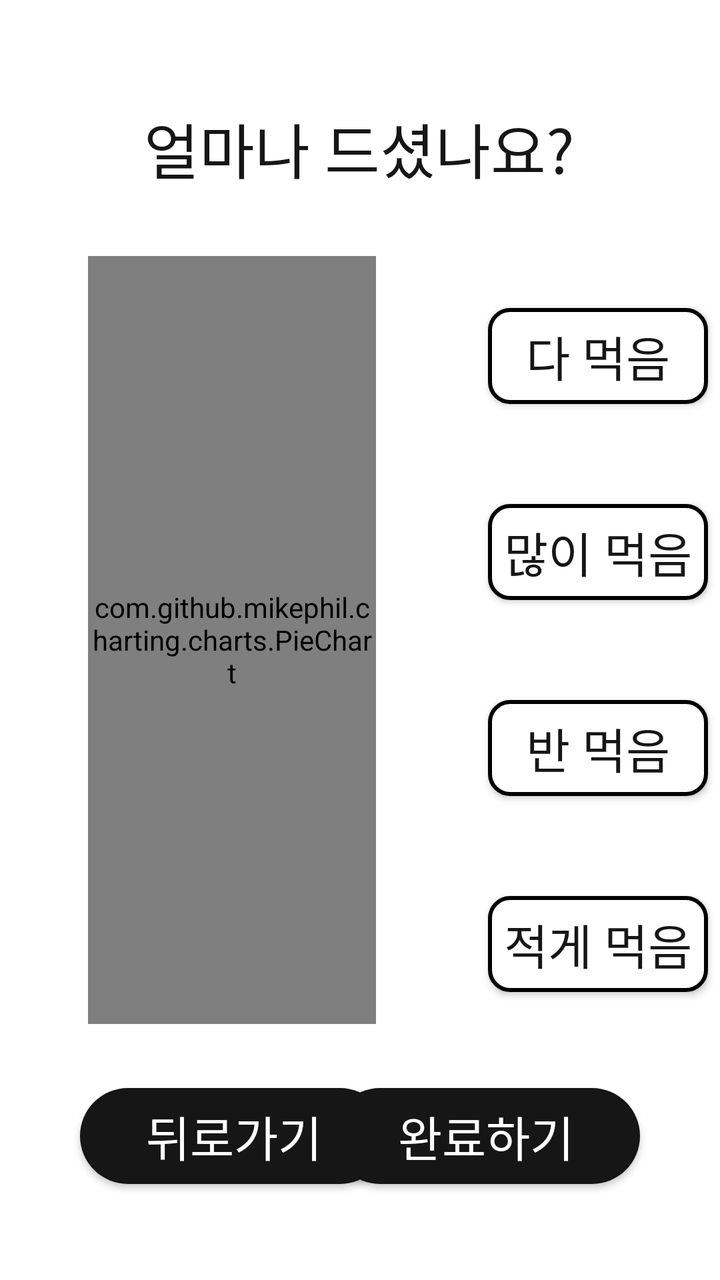
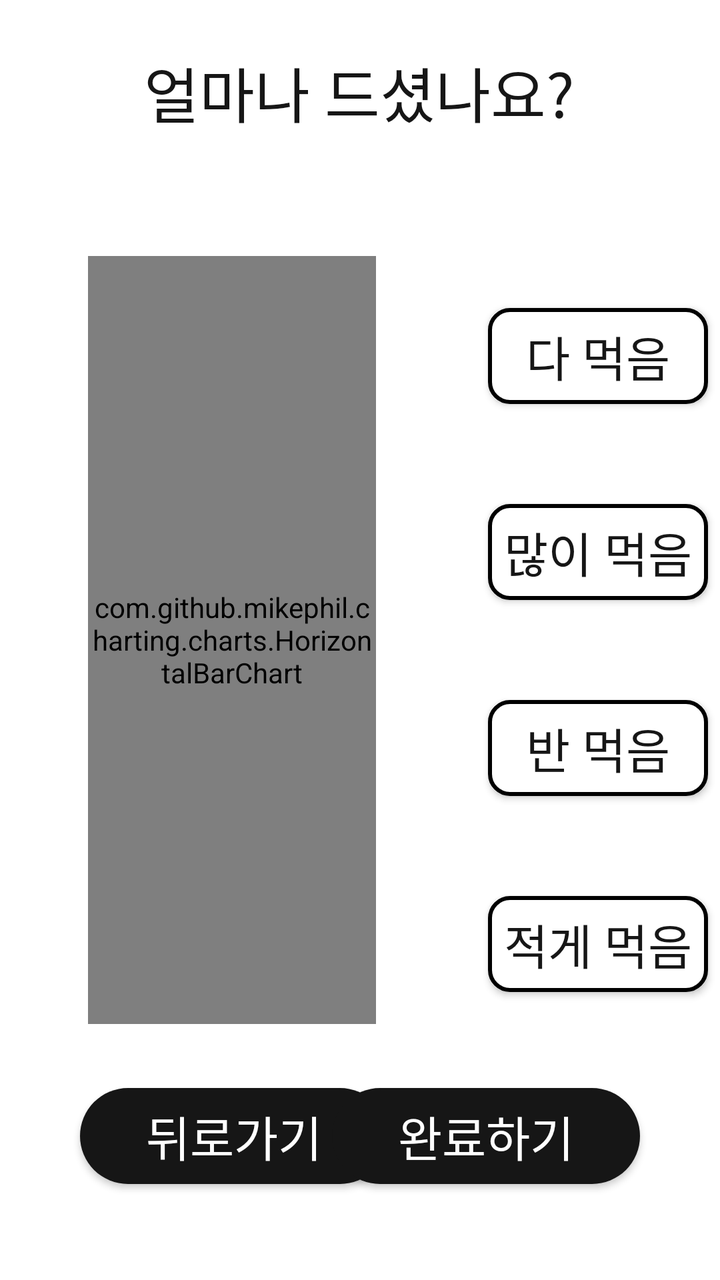

Compare the two renders of this Android layout. The source of the first and the diff that turns it into the second are given below.
<!-- AndroidManifest.xml: application theme Theme.BeYourEyes -->
<!-- res/layout/activity_food_info_intake.xml -->
<?xml version="1.0" encoding="utf-8"?>

<androidx.constraintlayout.widget.ConstraintLayout
    xmlns:android="http://schemas.android.com/apk/res/android"
    xmlns:app="http://schemas.android.com/apk/res-auto"
    xmlns:tools="http://schemas.android.com/tools"
    android:layout_width="match_parent"
    android:layout_height="match_parent">

    <com.github.mikephil.charting.charts.PieChart
        android:id="@+id/pieChartScanSuccess2"
        android:layout_width="0dp"
        android:layout_height="0dp"
        android:layout_marginStart="44dp"
        app:layout_constraintBottom_toBottomOf="parent"
        app:layout_constraintHeight_percent="0.6"
        app:layout_constraintStart_toStartOf="parent"
        app:layout_constraintTop_toTopOf="parent"
        app:layout_constraintWidth_percent="0.4" />

    <androidx.appcompat.widget.AppCompatButton
        android:id="@+id/button1"
        android:layout_width="110dp"
        android:layout_height="wrap_content"
        android:layout_marginStart="56dp"
        android:layout_marginTop="10dp"
        android:text="다 먹음"
        android:background="@drawable/button_default"
        android:textColor="@color/black"
        style="@style/title3"
        app:layout_constraintBottom_toTopOf="@id/button2"
        app:layout_constraintStart_toEndOf="@id/pieChartScanSuccess2"
        app:layout_constraintTop_toTopOf="@id/pieChartScanSuccess2"
        app:layout_constraintVertical_chainStyle="packed" />

    <androidx.appcompat.widget.AppCompatButton
        android:id="@+id/button2"
        android:layout_width="110dp"
        android:layout_height="wrap_content"
        android:layout_marginStart="56dp"
        android:text="많이 먹음"
        android:background="@drawable/button_default"
        android:textColor="@color/black"
        style="@style/title3"
        android:layout_marginTop="50dp"
        app:layout_constraintBottom_toTopOf="@id/button3"
        app:layout_constraintStart_toEndOf="@id/pieChartScanSuccess2"
        app:layout_constraintTop_toBottomOf="@id/button1"
        app:layout_constraintVertical_chainStyle="packed" />


    <androidx.appcompat.widget.AppCompatButton
        android:id="@+id/button3"
        android:layout_width="110dp"
        android:layout_height="wrap_content"
        android:layout_marginStart="56dp"
        android:text="반 먹음"
        android:layout_marginTop="50dp"
        android:background="@drawable/button_default"
        android:textColor="@color/black"
        style="@style/title3"
        app:layout_constraintBottom_toTopOf="@id/button4"
        app:layout_constraintStart_toEndOf="@id/pieChartScanSuccess2"
        app:layout_constraintTop_toBottomOf="@id/button2"
        app:layout_constraintVertical_chainStyle="packed" />

    <androidx.appcompat.widget.AppCompatButton
        android:id="@+id/button4"
        android:layout_width="110dp"
        android:layout_height="wrap_content"
        android:layout_marginStart="56dp"
        android:text="적게 먹음"
        android:background="@drawable/button_default"
        android:textColor="@color/black"
        style="@style/title3"
        android:layout_marginTop="50dp"
        app:layout_constraintBottom_toBottomOf="@id/pieChartScanSuccess2"
        app:layout_constraintStart_toEndOf="@id/pieChartScanSuccess2"
        app:layout_constraintTop_toBottomOf="@id/button3"
        app:layout_constraintVertical_chainStyle="packed" />

    <androidx.appcompat.widget.AppCompatButton
        android:id="@+id/button16"
        android:layout_width="154sp"
        android:layout_height="wrap_content"
        android:layout_marginStart="40dp"
        android:layout_marginBottom="48dp"
        android:text="뒤로가기"
        android:background="@drawable/button_black"
        android:textColor="@color/white"
        style="@style/title3"
        app:layout_constraintBottom_toBottomOf="parent"
        app:layout_constraintEnd_toStartOf="@+id/button17"
        app:layout_constraintHorizontal_bias="0.0"
        app:layout_constraintStart_toStartOf="parent" />

    <androidx.appcompat.widget.AppCompatButton
        android:id="@+id/button17"
        android:layout_width="154sp"
        android:layout_height="wrap_content"
        android:layout_marginEnd="40dp"
        android:layout_marginBottom="48dp"
        android:text="완료하기"
        android:background="@drawable/button_black"
        android:textColor="@color/white"
        style="@style/title3"
        app:layout_constraintBottom_toBottomOf="parent"
        app:layout_constraintEnd_toEndOf="parent" />

    <TextView
        android:id="@+id/textView3"
        android:layout_width="wrap_content"
        android:layout_height="wrap_content"
        android:layout_marginTop="52dp"
        android:text="얼마나 드셨나요?"
        style="@style/title2"
        android:textColor="@color/black"
        app:layout_constraintEnd_toEndOf="parent"
        app:layout_constraintHorizontal_bias="0.498"
        app:layout_constraintStart_toStartOf="parent"
        app:layout_constraintTop_toTopOf="parent" />


</androidx.constraintlayout.widget.ConstraintLayout>
<!-- resources referenced by this layout -->
<resources>
  <color name="black">#FF161616</color>
  <color name="white">#FFFFFFFF</color>
  <!-- drawable button_black (drawable) -->
  <?xml version="1.0" encoding="utf-8"?>
  <shape xmlns:android="http://schemas.android.com/apk/res/android"
      android:shape="rectangle">
      <solid android:color="@color/black" />
      <corners android:radius="30dp" />
  
  </shape>
  <!-- drawable button_default (drawable) -->
  <?xml version="1.0" encoding="utf-8"?>
  <shape xmlns:android="http://schemas.android.com/apk/res/android"
      android:shape="rectangle">
      <solid android:color="@color/white" />
      <stroke android:width="2sp" />
      <corners android:radius="10dp" />
  
  </shape>
  <style name="title2">
          <item name="android:fontFamily">@font/pretendard700</item>
          <item name="android:textSize">30sp</item>
      </style>
  <style name="title3">
          <item name="android:fontFamily">@font/pretendard600</item>
          <item name="android:textSize">24sp</item>
      </style>
  <style name="Theme.BeYourEyes" parent="Theme.MaterialComponents.DayNight.DarkActionBar">
          
          <item name="colorPrimary">@color/purple_500</item>
          <item name="colorPrimaryVariant">@color/purple_700</item>
          <item name="colorOnPrimary">@color/white</item>
          
          <item name="colorSecondary">@color/teal_200</item>
          <item name="colorSecondaryVariant">@color/teal_700</item>
          <item name="colorOnSecondary">@color/black</item>
          
          <item name="android:statusBarColor">?attr/colorPrimaryVariant</item>
          
  
          
          <item name="windowNoTitle">true</item>
          
          <item name="android:windowFullscreen">true</item>
      </style>
  <color name="purple_500">#FF6200EE</color>
  <color name="purple_700">#FF3700B3</color>
  <color name="teal_200">#FF03DAC5</color>
  <color name="teal_700">#FF018786</color>
</resources>

<!-- the commit's change to res/layout/activity_food_info_intake.xml (unified diff, before → after) -->
@@ -5,10 +5,11 @@
     xmlns:app="http://schemas.android.com/apk/res-auto"
     xmlns:tools="http://schemas.android.com/tools"
     android:layout_width="match_parent"
-    android:layout_height="match_parent">
+    android:layout_height="match_parent"
+    android:background="@drawable/alert_dialog_shape">
 
-    <com.github.mikephil.charting.charts.PieChart
-        android:id="@+id/pieChartScanSuccess2"
+    <com.github.mikephil.charting.charts.HorizontalBarChart
+        android:id="@+id/horizontalChartIntake"
         android:layout_width="0dp"
         android:layout_height="0dp"
         android:layout_marginStart="44dp"
@@ -19,7 +20,7 @@
         app:layout_constraintWidth_percent="0.4" />
 
     <androidx.appcompat.widget.AppCompatButton
-        android:id="@+id/button1"
+        android:id="@+id/buttonAll"
         android:layout_width="110dp"
         android:layout_height="wrap_content"
         android:layout_marginStart="56dp"
@@ -28,13 +29,13 @@
         android:background="@drawable/button_default"
         android:textColor="@color/black"
         style="@style/title3"
-        app:layout_constraintBottom_toTopOf="@id/button2"
-        app:layout_constraintStart_toEndOf="@id/pieChartScanSuccess2"
-        app:layout_constraintTop_toTopOf="@id/pieChartScanSuccess2"
+        app:layout_constraintBottom_toTopOf="@id/buttonLot"
+        app:layout_constraintStart_toEndOf="@id/horizontalChartIntake"
+        app:layout_constraintTop_toTopOf="@id/horizontalChartIntake"
         app:layout_constraintVertical_chainStyle="packed" />
 
     <androidx.appcompat.widget.AppCompatButton
-        android:id="@+id/button2"
+        android:id="@+id/buttonLot"
         android:layout_width="110dp"
         android:layout_height="wrap_content"
         android:layout_marginStart="56dp"
@@ -43,14 +44,14 @@
         android:textColor="@color/black"
         style="@style/title3"
         android:layout_marginTop="50dp"
-        app:layout_constraintBottom_toTopOf="@id/button3"
-        app:layout_constraintStart_toEndOf="@id/pieChartScanSuccess2"
-        app:layout_constraintTop_toBottomOf="@id/button1"
+        app:layout_constraintBottom_toTopOf="@id/buttonHalf"
+        app:layout_constraintStart_toEndOf="@id/horizontalChartIntake"
+        app:layout_constraintTop_toBottomOf="@id/buttonAll"
         app:layout_constraintVertical_chainStyle="packed" />
 
 
     <androidx.appcompat.widget.AppCompatButton
-        android:id="@+id/button3"
+        android:id="@+id/buttonHalf"
         android:layout_width="110dp"
         android:layout_height="wrap_content"
         android:layout_marginStart="56dp"
@@ -59,13 +60,13 @@
         android:background="@drawable/button_default"
         android:textColor="@color/black"
         style="@style/title3"
-        app:layout_constraintBottom_toTopOf="@id/button4"
-        app:layout_constraintStart_toEndOf="@id/pieChartScanSuccess2"
-        app:layout_constraintTop_toBottomOf="@id/button2"
+        app:layout_constraintBottom_toTopOf="@id/buttonLittle"
+        app:layout_constraintStart_toEndOf="@id/horizontalChartIntake"
+        app:layout_constraintTop_toBottomOf="@id/buttonLot"
         app:layout_constraintVertical_chainStyle="packed" />
 
     <androidx.appcompat.widget.AppCompatButton
-        android:id="@+id/button4"
+        android:id="@+id/buttonLittle"
         android:layout_width="110dp"
         android:layout_height="wrap_content"
         android:layout_marginStart="56dp"
@@ -74,13 +75,13 @@
         android:textColor="@color/black"
         style="@style/title3"
         android:layout_marginTop="50dp"
-        app:layout_constraintBottom_toBottomOf="@id/pieChartScanSuccess2"
-        app:layout_constraintStart_toEndOf="@id/pieChartScanSuccess2"
-        app:layout_constraintTop_toBottomOf="@id/button3"
+        app:layout_constraintBottom_toBottomOf="@id/horizontalChartIntake"
+        app:layout_constraintStart_toEndOf="@id/horizontalChartIntake"
+        app:layout_constraintTop_toBottomOf="@id/buttonHalf"
         app:layout_constraintVertical_chainStyle="packed" />
 
     <androidx.appcompat.widget.AppCompatButton
-        android:id="@+id/button16"
+        android:id="@+id/buttonBack"
         android:layout_width="154sp"
         android:layout_height="wrap_content"
         android:layout_marginStart="40dp"
@@ -90,12 +91,12 @@
         android:textColor="@color/white"
         style="@style/title3"
         app:layout_constraintBottom_toBottomOf="parent"
-        app:layout_constraintEnd_toStartOf="@+id/button17"
+        app:layout_constraintEnd_toStartOf="@+id/buttonSend"
         app:layout_constraintHorizontal_bias="0.0"
         app:layout_constraintStart_toStartOf="parent" />
 
     <androidx.appcompat.widget.AppCompatButton
-        android:id="@+id/button17"
+        android:id="@+id/buttonSend"
         android:layout_width="154sp"
         android:layout_height="wrap_content"
         android:layout_marginEnd="40dp"
@@ -111,7 +112,7 @@
         android:id="@+id/textView3"
         android:layout_width="wrap_content"
         android:layout_height="wrap_content"
-        android:layout_marginTop="52dp"
+        android:layout_marginTop="24dp"
         android:text="얼마나 드셨나요?"
         style="@style/title2"
         android:textColor="@color/black"
<!-- resource entries referenced after the edit -->
@@ -2,6 +2,12 @@
 <resources>
   <color name="black">#FF161616</color>
   <color name="white">#FFFFFFFF</color>
+  <!-- drawable alert_dialog_shape (drawable) -->
+  <?xml version="1.0" encoding="utf-8"?>
+  <shape xmlns:android="http://schemas.android.com/apk/res/android">
+      <solid android:color="@color/white" />
+      <corners android:radius="30dp" />
+  </shape>
   <!-- drawable button_black (drawable) -->
   <?xml version="1.0" encoding="utf-8"?>
   <shape xmlns:android="http://schemas.android.com/apk/res/android"
